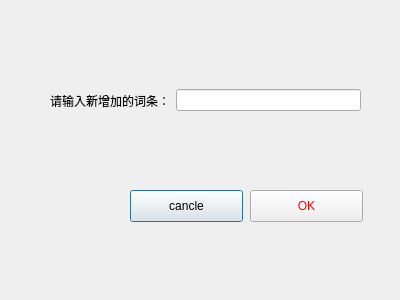
First picture: the form in myMainWindow/displaydict.ui, repository podiumdesu/Chinese-Word-Segmentation, before the edit.
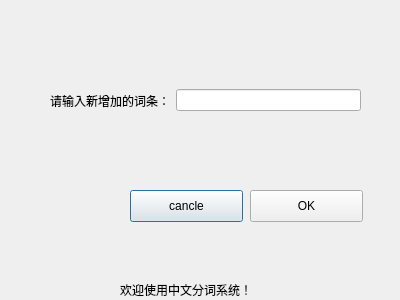
Second picture: the form after the edit.

Diff of the .ui file:
```diff
--- a/myMainWindow/displaydict.ui
+++ b/myMainWindow/displaydict.ui
@@ -61,12 +61,25 @@
     </rect>
    </property>
    <property name="styleSheet">
-    <string notr="true">color: red</string>
+    <string notr="true"/>
    </property>
    <property name="text">
     <string>OK</string>
    </property>
   </widget>
+  <widget class="QLabel" name="label_2">
+   <property name="geometry">
+    <rect>
+     <x>120</x>
+     <y>280</y>
+     <width>141</width>
+     <height>20</height>
+    </rect>
+   </property>
+   <property name="text">
+    <string>欢迎使用中文分词系统！</string>
+   </property>
+  </widget>
  </widget>
  <resources/>
  <connections/>
```
